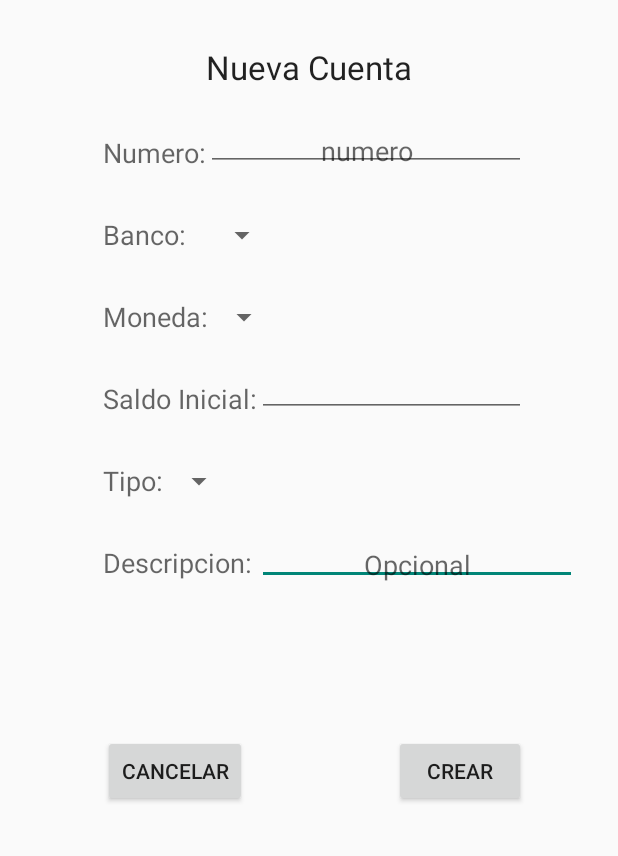
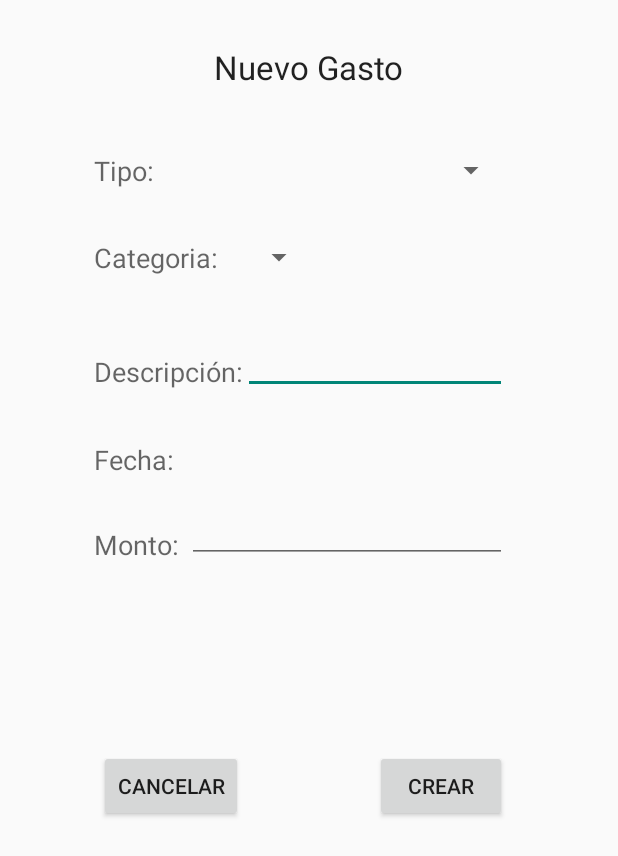
Before and after one commit to WilliamAvila/Money-Control, an Android app: the layout crear_gasto_ingreso.xml on its own in the app's theme, with its tools: preview values and no code run, on a phone screen of 412 x 824 dp. Shown: the top 856 px of the screen. Run offline under Robolectric (Android 15) with nearby library versions, the phone set to English and light mode, and no system bars.

Commit message:
Nuevo gasto

```diff
--- a/app/src/main/AndroidManifest.xml
+++ b/app/src/main/AndroidManifest.xml
@@ -23,8 +23,7 @@
         <activity android:name=".CreateBankActivity"></activity>
         <activity android:name=".CreateLoanActivity"></activity>
         <activity android:name=".CreateCategoryActivity"></activity>
-
-
+        <activity android:name=".CreateGastoIngresoActivity"></activity>
     </application>
 
 </manifest>
--- a/app/src/main/res/layout/crear_gasto_ingreso.xml
+++ b/app/src/main/res/layout/crear_gasto_ingreso.xml
@@ -1,14 +1,13 @@
 <?xml version="1.0" encoding="utf-8"?>
 <RelativeLayout xmlns:android="http://schemas.android.com/apk/res/android"
     android:layout_width="match_parent"
-    android:layout_height="match_parent">
+    android:layout_height="match_parent" >
 
     <ScrollView
         android:layout_width="fill_parent"
         android:layout_height="fill_parent"
         android:id="@+id/scrollView"
         android:layout_gravity="center_horizontal|top" >
-
 
         <RelativeLayout
             android:orientation="vertical"
@@ -19,8 +18,8 @@
                 android:layout_width="wrap_content"
                 android:layout_height="wrap_content"
                 android:textAppearance="?android:attr/textAppearanceLarge"
-        android:text="Nueva Cuenta"
-        android:id="@+id/textViewNewAccount"
+                android:text="Nuevo Gasto"
+                android:id="@+id/textViewNewGasto"
                 android:layout_alignParentTop="true"
                 android:layout_centerHorizontal="true"
                 android:layout_marginTop="30dp" />
@@ -29,128 +28,72 @@
                 android:layout_width="wrap_content"
                 android:layout_height="wrap_content"
                 android:textAppearance="?android:attr/textAppearanceMedium"
-        android:text="Numero:"
-        android:id="@+id/textViewNumber"
-        android:layout_marginTop="30dp"
-        android:layout_below="@+id/textViewNewAccount"
-        android:layout_toLeftOf="@+id/textViewNewAccount"
-        android:layout_toStartOf="@+id/textViewNewAccount" />
+                android:text="Tipo:"
+                android:id="@+id/textViewTipo"
+                android:layout_alignTop="@+id/spinnerTipo"
+                android:layout_alignLeft="@+id/textView4"
+                android:layout_alignStart="@+id/textView4" />
+
+            <Spinner
+                android:layout_width="wrap_content"
+                android:layout_height="wrap_content"
+                android:id="@+id/spinnerTipo"
+                android:layout_marginTop="42dp"
+                android:layout_below="@+id/textViewNewGasto"
+                android:layout_alignLeft="@+id/descripcion_gasto"
+                android:layout_alignStart="@+id/descripcion_gasto"
+                android:layout_alignRight="@+id/descripcion_gasto"
+                android:layout_alignEnd="@+id/descripcion_gasto" />
+
 
             <TextView
                 android:layout_width="wrap_content"
                 android:layout_height="wrap_content"
                 android:textAppearance="?android:attr/textAppearanceMedium"
-        android:text="Banco:"
-        android:id="@+id/textViewBank"
-        android:layout_marginTop="30dp"
-        android:layout_below="@+id/textViewNumber"
-        android:layout_alignLeft="@+id/textViewNumber"
-        android:layout_alignStart="@+id/textViewNumber" />
+                android:text="Descripción:"
+                android:id="@+id/textViewDescription"
+                android:layout_alignTop="@+id/descripcion_gasto"
+                android:layout_toLeftOf="@+id/descripcion_gasto"
+                android:layout_toStartOf="@+id/descripcion_gasto" />
+
+            <EditText
+                android:layout_width="wrap_content"
+                android:layout_height="wrap_content"
+                android:inputType="textMultiLine"
+                android:ems="10"
+                android:id="@+id/descripcion_gasto"
+                android:padding="1dp"
+                android:gravity="center"
+                android:layout_marginTop="52dp"
+                android:layout_below="@+id/spinnerCategorias"
+                android:layout_toRightOf="@+id/buttonCancel"
+                android:layout_alignRight="@+id/monto"
+                android:layout_alignEnd="@+id/monto" />
+
 
             <TextView
                 android:layout_width="wrap_content"
                 android:layout_height="wrap_content"
                 android:textAppearance="?android:attr/textAppearanceMedium"
-        android:text="Moneda:"
-        android:id="@+id/textViewCurrency"
-        android:layout_below="@+id/textViewBank"
-        android:layout_alignLeft="@+id/textViewBank"
-        android:layout_alignStart="@+id/textViewBank"
-        android:layout_marginTop="30dp" />
-
-    <TextView
-        android:layout_width="wrap_content"
-        android:layout_height="wrap_content"
-        android:textAppearance="?android:attr/textAppearanceMedium"
-        android:text="Saldo Inicial:"
-        android:id="@+id/textViewInitialAmmount"
-        android:layout_below="@+id/textViewCurrency"
-        android:layout_alignLeft="@+id/textViewCurrency"
-        android:layout_alignStart="@+id/textViewCurrency"
-        android:layout_marginTop="30dp" />
-
-    <TextView
-        android:layout_width="wrap_content"
-        android:layout_height="wrap_content"
-        android:textAppearance="?android:attr/textAppearanceMedium"
-        android:text="Tipo:"
-        android:id="@+id/textViewType"
-        android:layout_below="@+id/textViewInitialAmmount"
-        android:layout_alignLeft="@+id/textViewInitialAmmount"
-        android:layout_alignStart="@+id/textViewInitialAmmount"
-        android:layout_marginTop="30dp" />
-
-    <TextView
-        android:layout_width="wrap_content"
-        android:layout_height="wrap_content"
-        android:textAppearance="?android:attr/textAppearanceMedium"
-        android:text="Descripcion:"
-        android:id="@+id/textViewDescription"
-        android:layout_below="@+id/spinnerType"
-        android:layout_alignLeft="@+id/textViewType"
-        android:layout_alignStart="@+id/textViewType"
-        android:layout_marginTop="30dp" />
+                android:text="Monto:"
+                android:id="@+id/textViewMonto"
+                android:layout_alignBottom="@+id/monto"
+                android:layout_alignLeft="@+id/textViewFecha"
+                android:layout_alignStart="@+id/textViewFecha" />
 
             <EditText
                 android:layout_width="wrap_content"
                 android:layout_height="wrap_content"
+                android:inputType="numberDecimal"
+                android:ems="10"
+                android:id="@+id/monto"
                 android:padding="1dp"
                 android:gravity="center"
-        android:inputType="number"
-        android:ems="10"
-        android:id="@+id/editTextNumero"
-        android:layout_above="@+id/textViewBank"
-        android:layout_toRightOf="@+id/textViewNumber"
-        android:layout_toEndOf="@+id/textViewNumber"
-        android:hint="numero" />
+                android:layout_below="@+id/textViewFecha"
+                android:layout_alignRight="@+id/buttonCreate"
+                android:layout_alignEnd="@+id/buttonCreate"
+                android:layout_marginTop="29dp" />
 
-    <Spinner
-        android:layout_width="wrap_content"
-        android:layout_height="wrap_content"
-        android:id="@+id/spinnerBanks"
-        android:layout_above="@+id/textViewCurrency"
-        android:layout_alignLeft="@+id/editTextNumero"
-        android:layout_alignStart="@+id/editTextNumero" />
-
-    <Spinner
-        android:layout_width="wrap_content"
-        android:layout_height="wrap_content"
-        android:id="@+id/spinnerCurrency"
-        android:layout_above="@+id/textViewInitialAmmount"
-        android:layout_toRightOf="@+id/textViewCurrency"
-        android:layout_toEndOf="@+id/textViewCurrency" />
-
-    <EditText
-        android:layout_width="wrap_content"
-        android:layout_height="wrap_content"
-        android:inputType="number"
-        android:ems="10"
-        android:padding="1dp"
-        android:gravity="center"
-        android:id="@+id/editTextSaldoInicial"
-        android:layout_alignBottom="@+id/textViewInitialAmmount"
-        android:layout_toRightOf="@+id/textViewInitialAmmount"
-        android:layout_alignRight="@+id/editTextNumero"
-        android:layout_alignEnd="@+id/editTextNumero" />
-
-    <Spinner
-        android:layout_width="wrap_content"
-        android:layout_height="wrap_content"
-        android:id="@+id/spinnerType"
-        android:layout_alignBottom="@+id/textViewType"
-        android:layout_toRightOf="@+id/textViewType"
-        android:layout_toEndOf="@+id/textViewType" />
-
-    <Button
-        android:layout_width="wrap_content"
-        android:layout_height="wrap_content"
-        android:text="Crear"
-        android:id="@+id/buttonCreate"
-        android:layout_marginTop="100dp"
-        android:layout_below="@+id/editTextDescripcion"
-        android:layout_alignRight="@+id/editTextSaldoInicial"
-        android:layout_alignEnd="@+id/editTextSaldoInicial"
-        android:onClick="IngresarDatos" />
 
             <Button
                 style="?android:attr/buttonStyleSmall"
@@ -158,25 +101,59 @@
                 android:layout_height="wrap_content"
                 android:text="Cancelar"
                 android:id="@+id/buttonCancel"
-        android:layout_alignTop="@+id/buttonCreate"
+                android:layout_marginLeft="66dp"
+                android:layout_marginStart="66dp"
+                android:layout_marginBottom="106dp"
+                android:layout_alignParentBottom="true"
+                android:layout_alignParentLeft="true"
+                android:layout_alignParentStart="true" />
+
+            <Button
+                android:layout_width="wrap_content"
+                android:layout_height="wrap_content"
+                android:text="Crear"
+                android:id="@+id/buttonCreate"
+                android:onClick="IngresarDatos"
+                android:layout_marginLeft="250dp"
+                android:layout_marginStart="250dp"
+                android:layout_marginBottom="500dp"
+                android:layout_alignParentBottom="true"
+                android:layout_alignParentLeft="true"
+                android:layout_alignParentStart="true" />
+
+            <TextView
+                android:layout_width="wrap_content"
+                android:layout_height="wrap_content"
+                android:textAppearance="?android:attr/textAppearanceMedium"
+                android:text="Categoria:"
+                android:id="@+id/textView4"
+                android:layout_marginTop="34dp"
+                android:layout_below="@+id/spinnerTipo"
                 android:layout_alignLeft="@+id/textViewDescription"
                 android:layout_alignStart="@+id/textViewDescription" />
 
-    <EditText
+            <Spinner
                 android:layout_width="wrap_content"
                 android:layout_height="wrap_content"
-        android:inputType="textMultiLine"
-        android:ems="10"
-        android:id="@+id/editTextDescripcion"
-        android:padding="1dp"
-        android:layout_alignTop="@+id/textViewDescription"
-        android:layout_alignLeft="@+id/editTextSaldoInicial"
-        android:layout_alignStart="@+id/editTextSaldoInicial"
-        android:hint="Opcional"
-        android:gravity="center"/>
+                android:id="@+id/spinnerCategorias"
+                android:layout_alignTop="@+id/textView4"
+                android:layout_alignLeft="@+id/descripcion_gasto"
+                android:layout_alignStart="@+id/descripcion_gasto" />
 
-        </RelativeLayout>
-    </ScrollView>
+            <TextView
+                android:layout_width="wrap_content"
+                android:layout_height="wrap_content"
+                android:textAppearance="?android:attr/textAppearanceMedium"
+                android:text="Fecha:"
+                android:id="@+id/textViewFecha"
+                android:layout_marginTop="31dp"
+                android:layout_below="@+id/descripcion_gasto"
+                android:layout_alignLeft="@+id/textViewDescription"
+                android:layout_alignStart="@+id/textViewDescription" />
 
 
         </RelativeLayout>
+
+    </ScrollView>
+
+</RelativeLayout>
--- a/app/src/main/res/layout/fragment_categorias.xml
+++ b/app/src/main/res/layout/fragment_categorias.xml
@@ -20,7 +20,7 @@
         android:layout_height="wrap_content"
         android:textAppearance="?android:attr/textAppearanceMedium"
         android:text="@string/categorias_title"
-        android:id="@+id/textView"
+        android:id="@+id/textViewFecha"
         android:layout_alignParentTop="true"
         android:layout_centerHorizontal="true" />
 
@@ -31,7 +31,7 @@
         android:layout_alignParentLeft="true"
         android:layout_alignParentStart="true"
         android:layout_above="@+id/btnNuevaCategoria"
-        android:layout_below="@+id/textView" />
+        android:layout_below="@+id/textViewFecha" />
 
 
 </RelativeLayout>
--- a/app/src/main/res/layout/fragment_cuentas.xml
+++ b/app/src/main/res/layout/fragment_cuentas.xml
@@ -21,7 +21,7 @@
         android:layout_height="wrap_content"
         android:textAppearance="?android:attr/textAppearanceMedium"
         android:text="@string/cuentas_title"
-        android:id="@+id/textView"
+        android:id="@+id/textViewFecha"
         android:layout_alignParentTop="true"
         android:layout_centerHorizontal="true" />
 
@@ -32,7 +32,6 @@
         android:layout_alignParentLeft="true"
         android:layout_alignParentStart="true"
         android:layout_above="@+id/btnNuevaCategoria"
-        android:layout_below="@+id/textView" />
-
+        android:layout_below="@+id/textViewFecha" />
 
 </RelativeLayout>
--- a/app/src/main/res/layout/fragment_informes.xml
+++ b/app/src/main/res/layout/fragment_informes.xml
@@ -19,7 +19,7 @@
         android:layout_height="wrap_content"
         android:textAppearance="?android:attr/textAppearanceMedium"
         android:text="Ver informes"
-        android:id="@+id/textView"
+        android:id="@+id/textViewFecha"
         android:layout_alignParentTop="true"
         android:layout_centerHorizontal="true" />
 
--- a/app/src/main/res/layout/fragment_prestamos.xml
+++ b/app/src/main/res/layout/fragment_prestamos.xml
@@ -21,7 +21,7 @@
         android:layout_height="wrap_content"
         android:textAppearance="?android:attr/textAppearanceMedium"
         android:text="@string/prestamos_title"
-        android:id="@+id/textView"
+        android:id="@+id/textViewFecha"
         android:layout_alignParentTop="true"
         android:layout_centerHorizontal="true" />
 
@@ -32,7 +32,7 @@
         android:layout_alignParentLeft="true"
         android:layout_alignParentStart="true"
         android:layout_above="@+id/btnNuevoPrestamo"
-        android:layout_below="@+id/textView" />
+        android:layout_below="@+id/textViewFecha" />
 
 
 </RelativeLayout>
```
Also changed, not shown: app/src/main/java/com/example/william/moneycontrol/CreateGastoIngresoActivity.java (added, +99 -0 lines), app/src/main/java/com/example/william/moneycontrol/HomeFragment.java (+47 -3 lines), app/src/main/res/layout/fragment_home.xml (+25 -9 lines). Lines whose indentation alone changed are shown as unchanged.
